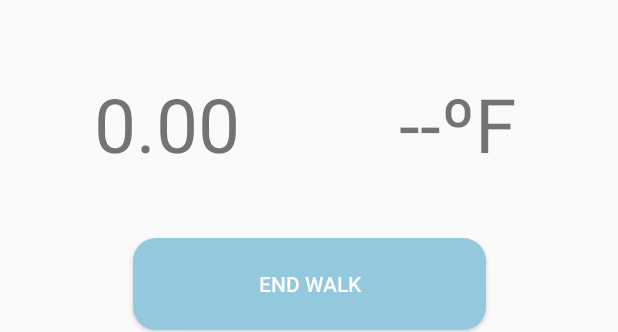
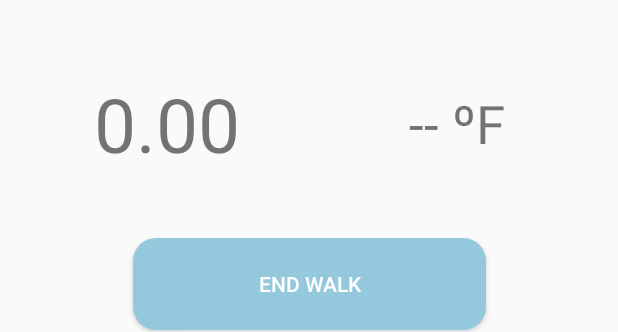
Before and after one commit to alanmbennett/PetCare, an Android app: the layout content_walk_pet.xml on its own in the app's theme, with its tools: preview values and no code run, on a phone screen of 412 x 824 dp. Shown: the part 224-556 px from the top of the screen. Run offline under Robolectric (Android 15) with nearby library versions, the phone set to English and light mode, and no system bars.

Commit message:
Added Dark Sky API call to WalkPetActivity

```diff
--- a/app/src/main/res/layout/content_walk_pet.xml
+++ b/app/src/main/res/layout/content_walk_pet.xml
@@ -51,21 +51,35 @@
         app:layout_constraintStart_toStartOf="parent"
         app:layout_constraintTop_toBottomOf="@+id/textView15" />
 
-    <TextView
-        android:id="@+id/textView18"
+    <LinearLayout
         android:layout_width="144dp"
         android:layout_height="121dp"
+        app:layout_constraintEnd_toEndOf="parent"
+        android:orientation="horizontal"
+        app:layout_constraintStart_toEndOf="@+id/textView17"
+        app:layout_constraintTop_toBottomOf="@+id/textView16"
+        android:gravity="center"
         android:layout_marginStart="49dp"
         android:layout_marginLeft="49dp"
         android:layout_marginTop="19dp"
         android:layout_marginEnd="35dp"
-        android:layout_marginRight="35dp"
-        android:gravity="center"
-        android:text="--ºF"
-        android:textSize="50sp"
-        app:layout_constraintEnd_toEndOf="parent"
-        app:layout_constraintStart_toEndOf="@+id/textView17"
-        app:layout_constraintTop_toBottomOf="@+id/textView16" />
+        android:layout_marginRight="35dp">
+        <TextView
+            android:id="@+id/textView18"
+            android:layout_width="wrap_content"
+            android:layout_height="wrap_content"
+            android:textSize="35sp"
+            android:text="--">
+        </TextView>
+        <TextView
+            android:layout_width="wrap_content"
+            android:layout_height="wrap_content"
+            android:textSize="35sp"
+            android:text=" ºF">
+        </TextView>
+
+    </LinearLayout>
+
 
     <Button
         android:id="@+id/button"
```
Also changed, not shown: app/src/main/java/com/alanmbennett/petcare/WalkPetActivity.java (+46 -1 lines).
